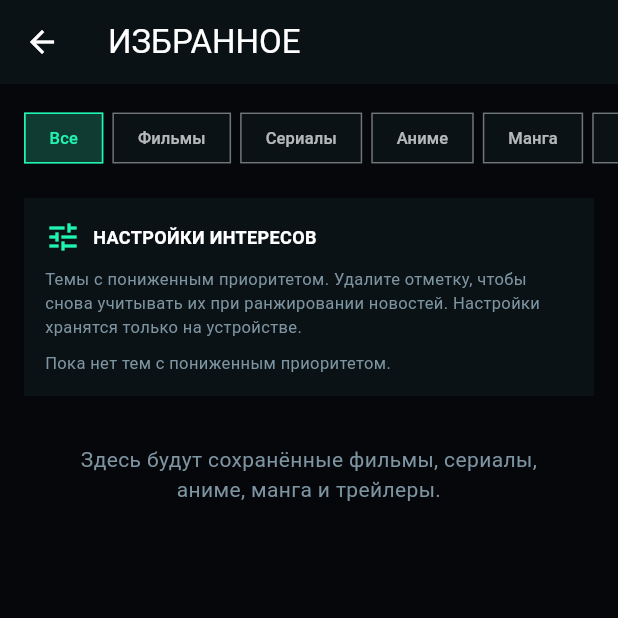
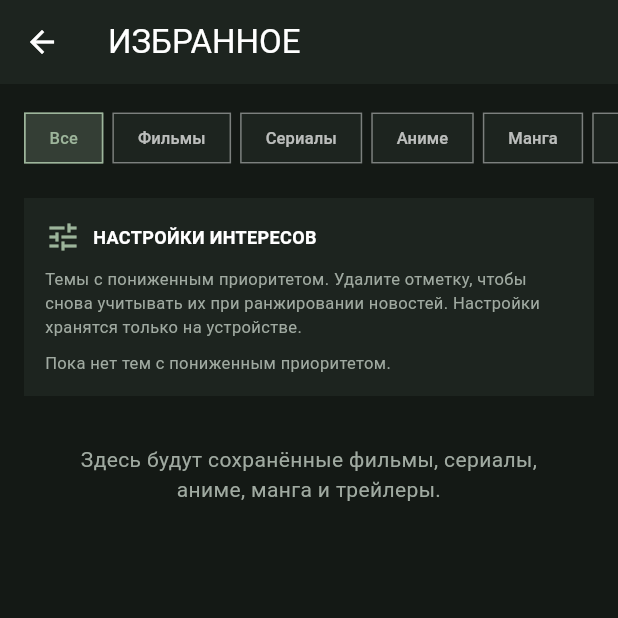
Before and after one commit to vanes961/omni_ai, a Flutter app: the FavoritesPage screen opened directly, on a phone screen of 412 x 824 dp, the top half of it. Run offline on Flutter 3.47's test engine with Material 3 defaults, Android fonts, the phone set to English and light mode, and no system bars; our stand-ins replace cached_network_image, flutter_local_notifications, flutter_secure_storage, flutter_timezone, shared_preferences, timezone and 1 more; missing offline and left inert: llama_flutter_android; accounts and stored records are empty; network calls fail.

Commit message:
style: introduce calm sage and graphite palette

```diff
--- a/lib/features/system_core/presentation/system_core_palette.dart
+++ b/lib/features/system_core/presentation/system_core_palette.dart
@@ -1,13 +1,13 @@
 import 'package:flutter/material.dart';
 
-/// Shared colors aligned with the OMNI AI Figma design system.
+/// Shared colors for the calm, understated OMNI AI interface.
 abstract final class SystemCorePalette {
-  static const background = Color(0xFF05070B);
-  static const panel = Color(0xFF0B1216);
-  static const panelElevated = Color(0xFF091717);
-  static const red = Color(0xFFFF426D);
-  static const green = Color(0xFF1FF5B0);
-  static const mint = Color(0xFF4FFFD1);
-  static const muted = Color(0xFF7D94A1);
-  static const border = Color(0xFF1A403D);
+  static const background = Color(0xFF141915);
+  static const panel = Color(0xFF1D241F);
+  static const panelElevated = Color(0xFF252D27);
+  static const red = Color(0xFFD98282);
+  static const green = Color(0xFF9DB59B);
+  static const mint = Color(0xFFC2D0BE);
+  static const muted = Color(0xFFA0AAA1);
+  static const border = Color(0xFF39443B);
 }
```
